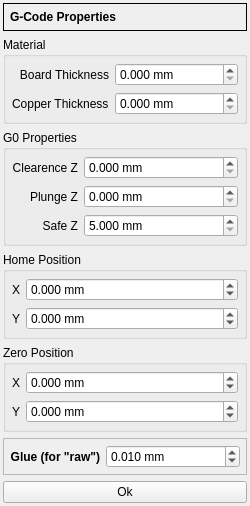
This is G2G/forms/gcodepropertiesform.ui in XRay3D/GERBER_X3 as Qt 5 draws it before an edit. The edited form follows.
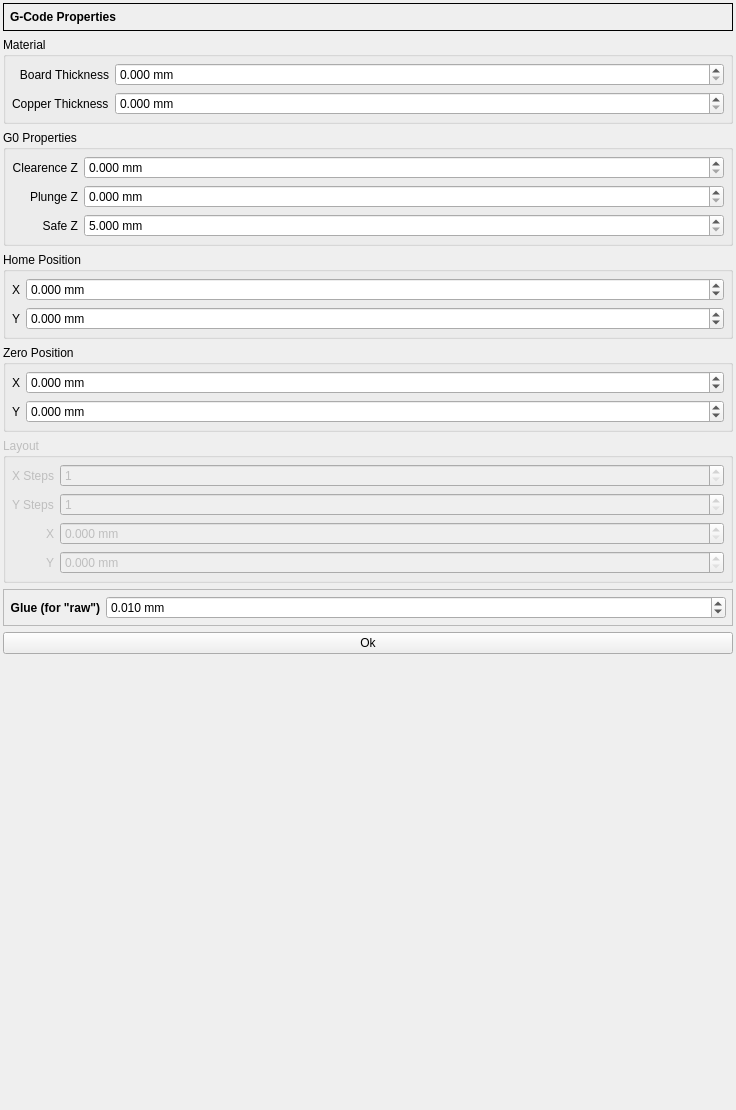
This is the edited form. Custom widgets are drawn as their Qt base class.

What changed in the file:
```diff
--- a/G2G/forms/gcodepropertiesform.ui
+++ b/G2G/forms/gcodepropertiesform.ui
@@ -6,8 +6,8 @@
    <rect>
     <x>0</x>
     <y>0</y>
-    <width>250</width>
-    <height>474</height>
+    <width>736</width>
+    <height>1110</height>
    </rect>
   </property>
   <property name="minimumSize">
@@ -405,6 +405,125 @@
      </layout>
     </widget>
    </item>
+   <item>
+    <widget class="QGroupBox" name="groupBox_5">
+     <property name="enabled">
+      <bool>false</bool>
+     </property>
+     <property name="title">
+      <string>Layout</string>
+     </property>
+     <layout class="QFormLayout" name="formLayout_5">
+      <property name="labelAlignment">
+       <set>Qt::AlignRight|Qt::AlignTrailing|Qt::AlignVCenter</set>
+      </property>
+      <property name="leftMargin">
+       <number>6</number>
+      </property>
+      <property name="topMargin">
+       <number>6</number>
+      </property>
+      <property name="rightMargin">
+       <number>6</number>
+      </property>
+      <property name="bottomMargin">
+       <number>6</number>
+      </property>
+      <item row="2" column="0">
+       <widget class="QLabel" name="zeroXLabel_2">
+        <property name="text">
+         <string>X</string>
+        </property>
+        <property name="alignment">
+         <set>Qt::AlignRight|Qt::AlignTrailing|Qt::AlignVCenter</set>
+        </property>
+       </widget>
+      </item>
+      <item row="3" column="0">
+       <widget class="QLabel" name="zeroYLabel_2">
+        <property name="text">
+         <string>Y</string>
+        </property>
+        <property name="alignment">
+         <set>Qt::AlignRight|Qt::AlignTrailing|Qt::AlignVCenter</set>
+        </property>
+       </widget>
+      </item>
+      <item row="3" column="1">
+       <widget class="DoubleSpinBox" name="dsbxSpasingY">
+        <property name="suffix">
+         <string> mm</string>
+        </property>
+        <property name="decimals">
+         <number>3</number>
+        </property>
+        <property name="minimum">
+         <double>0.000000000000000</double>
+        </property>
+        <property name="maximum">
+         <double>100.000000000000000</double>
+        </property>
+        <property name="stepType">
+         <enum>QAbstractSpinBox::DefaultStepType</enum>
+        </property>
+       </widget>
+      </item>
+      <item row="2" column="1">
+       <widget class="DoubleSpinBox" name="dsbxSpasingX">
+        <property name="suffix">
+         <string> mm</string>
+        </property>
+        <property name="decimals">
+         <number>3</number>
+        </property>
+        <property name="minimum">
+         <double>0.000000000000000</double>
+        </property>
+        <property name="maximum">
+         <double>100.000000000000000</double>
+        </property>
+        <property name="stepType">
+         <enum>QAbstractSpinBox::DefaultStepType</enum>
+        </property>
+       </widget>
+      </item>
+      <item row="1" column="1">
+       <widget class="QSpinBox" name="sbxStepsY">
+        <property name="minimum">
+         <number>1</number>
+        </property>
+        <property name="maximum">
+         <number>100</number>
+        </property>
+       </widget>
+      </item>
+      <item row="0" column="1">
+       <widget class="QSpinBox" name="sbxStepsX">
+        <property name="minimum">
+         <number>1</number>
+        </property>
+        <property name="maximum">
+         <number>100</number>
+        </property>
+       </widget>
+      </item>
+      <item row="0" column="0">
+       <widget class="QLabel" name="label_2">
+        <property name="text">
+         <string>X Steps</string>
+        </property>
+       </widget>
+      </item>
+      <item row="1" column="0">
+       <widget class="QLabel" name="label_4">
+        <property name="text">
+         <string>Y Steps</string>
+        </property>
+       </widget>
+      </item>
+     </layout>
+    </widget>
+   </item>
    <item>
     <widget class="QFrame" name="frame_2">
      <property name="frameShape">
```
